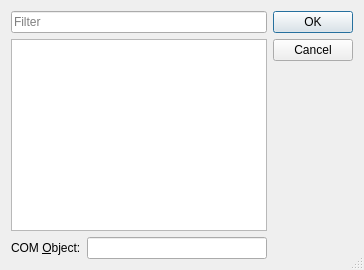
The window that qtactiveqt/src/activeqt/container/qaxselect.ui (priority5/qt) describes before a commit, drawn with Qt 5.
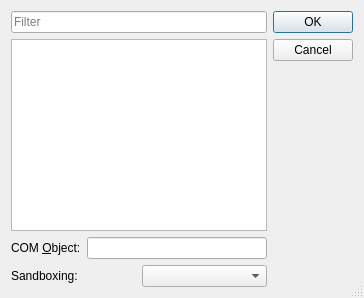
The same window after the commit.

What changed in the file:
```diff
--- a/qtactiveqt/src/activeqt/container/qaxselect.ui
+++ b/qtactiveqt/src/activeqt/container/qaxselect.ui
@@ -96,6 +96,29 @@
        </item>
       </layout>
      </item>
+     <item>
+      <layout class="QHBoxLayout" name="unnamed2">
+       <property name="spacing">
+        <number>6</number>
+       </property>
+       <property name="margin">
+        <number>0</number>
+       </property>
+       <item>
+        <widget class="QLabel" name="TextLabel2">
+         <property name="text">
+          <string>Sandboxing:</string>
+         </property>
+         <property name="buddy">
+          <cstring>SandboxingCombo</cstring>
+         </property>
+        </widget>
+       </item>
+       <item>
+        <widget class="QComboBox" name="SandboxingCombo"/>
+       </item>
+      </layout>
+     </item>
     </layout>
    </item>
    <item>
```
